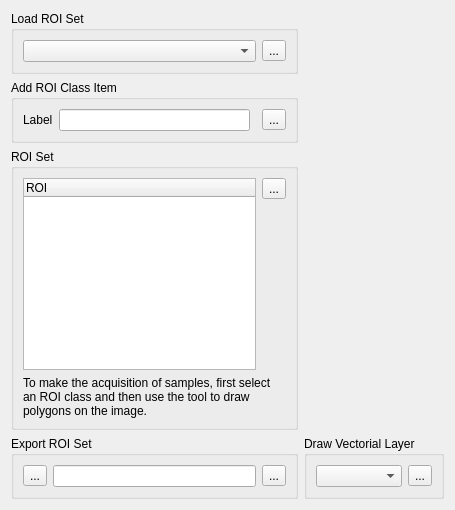
First picture: the form in src/terralib/qt/widgets/classification/ui/ROIManagerWidgetForm.ui, repository claudiobogossian/terralib5, before the edit.
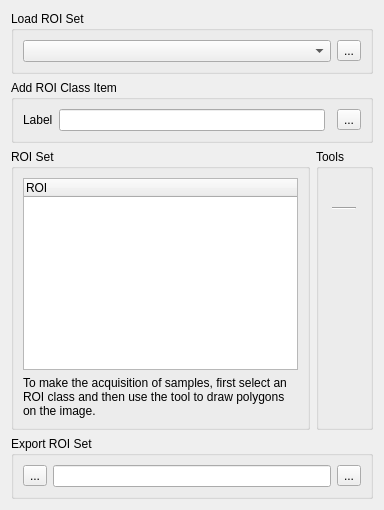
Second picture: the form after the edit. Icons and pictures are not drawn.

Commit message: Classification:   * New tool for classification operations;   * Change rasterNavigator display to baseaplicantion's display;   * Change the ROIManagerDialogForm.

```diff
--- a/src/terralib/qt/widgets/classification/ui/ROIManagerWidgetForm.ui
+++ b/src/terralib/qt/widgets/classification/ui/ROIManagerWidgetForm.ui
@@ -6,16 +6,16 @@
    <rect>
     <x>0</x>
     <y>0</y>
-    <width>455</width>
-    <height>432</height>
+    <width>384</width>
+    <height>477</height>
    </rect>
   </property>
   <property name="windowTitle">
    <string>ROI Manager</string>
   </property>
-  <layout class="QGridLayout" name="gridLayout_9">
+  <layout class="QGridLayout" name="gridLayout_15">
    <item row="0" column="0">
-    <layout class="QGridLayout" name="gridLayout_6">
+    <layout class="QGridLayout" name="gridLayout_14">
      <item row="0" column="0">
       <widget class="QGroupBox" name="m_roiSetGroupBox">
        <property name="sizePolicy">
@@ -48,16 +48,6 @@
        </layout>
       </widget>
      </item>
-     <item row="0" column="1" rowspan="3">
-      <widget class="QWidget" name="m_navigatorWidget" native="true">
-       <property name="sizePolicy">
-        <sizepolicy hsizetype="Expanding" vsizetype="MinimumExpanding">
-         <horstretch>0</horstretch>
-         <verstretch>0</verstretch>
-        </sizepolicy>
-       </property>
-      </widget>
-     </item>
      <item row="1" column="0">
       <widget class="QGroupBox" name="groupBox_3">
        <property name="sizePolicy">
@@ -111,6 +101,8 @@
       </widget>
      </item>
      <item row="2" column="0">
+      <layout class="QGridLayout" name="gridLayout_13" columnstretch="1,0">
+       <item row="0" column="0">
       <widget class="QGroupBox" name="groupBox_2">
        <property name="sizePolicy">
         <sizepolicy hsizetype="Preferred" vsizetype="MinimumExpanding">
@@ -121,34 +113,10 @@
        <property name="title">
         <string>ROI Set</string>
        </property>
-       <layout class="QGridLayout" name="gridLayout_5">
-        <item row="0" column="1">
-         <widget class="QToolButton" name="m_removeROIToolButton">
-          <property name="toolTip">
-           <string>Remove entry</string>
-          </property>
-          <property name="text">
-           <string>...</string>
-          </property>
-         </widget>
-        </item>
-        <item row="1" column="1">
-         <spacer name="verticalSpacer">
-          <property name="orientation">
-           <enum>Qt::Vertical</enum>
-          </property>
-          <property name="sizeType">
-           <enum>QSizePolicy::MinimumExpanding</enum>
-          </property>
-          <property name="sizeHint" stdset="0">
-           <size>
-            <width>19</width>
-            <height>136</height>
-           </size>
-          </property>
-         </spacer>
-        </item>
-        <item row="0" column="0" rowspan="2">
+         <layout class="QGridLayout" name="gridLayout_9">
+          <item row="0" column="0">
+           <layout class="QGridLayout" name="gridLayout_8">
+            <item row="0" column="0">
          <widget class="QTreeWidget" name="m_roiSetTreeWidget">
           <column>
            <property name="text">
@@ -157,7 +125,7 @@
           </column>
          </widget>
         </item>
-        <item row="2" column="0" colspan="2">
+            <item row="1" column="0">
          <widget class="QLabel" name="label_2">
           <property name="text">
            <string>To make the acquisition of samples, first select an ROI class and then use the tool to draw polygons on the image.</string>
@@ -168,7 +136,117 @@
          </widget>
         </item>
        </layout>
-      </widget>
+          </item>
+         </layout>
+        </widget>
+       </item>
+       <item row="0" column="1">
+        <widget class="QGroupBox" name="groupBox_4">
+         <property name="title">
+          <string>Tools</string>
+         </property>
+         <layout class="QGridLayout" name="gridLayout_12">
+          <item row="0" column="0">
+           <layout class="QGridLayout" name="gridLayout_7">
+            <item row="0" column="0">
+             <widget class="QWidget" name="widget" native="true">
+              <property name="sizePolicy">
+               <sizepolicy hsizetype="Expanding" vsizetype="Preferred">
+                <horstretch>0</horstretch>
+                <verstretch>0</verstretch>
+               </sizepolicy>
+              </property>
+              <property name="maximumSize">
+               <size>
+                <width>41</width>
+                <height>16777215</height>
+               </size>
+              </property>
+              <layout class="QGridLayout" name="gridLayout_5">
+               <property name="leftMargin">
+                <number>0</number>
+               </property>
+               <property name="topMargin">
+                <number>0</number>
+               </property>
+               <property name="rightMargin">
+                <number>0</number>
+               </property>
+               <property name="bottomMargin">
+                <number>0</number>
+               </property>
+               <item row="1" column="0">
+                <widget class="Line" name="line">
+                 <property name="orientation">
+                  <enum>Qt::Horizontal</enum>
+                 </property>
+                </widget>
+               </item>
+               <item row="0" column="0">
+                <widget class="QToolButton" name="m_removeROIToolButton">
+                 <property name="toolTip">
+                  <string>Remove Entry</string>
+                 </property>
+                 <property name="text">
+                  <string/>
+                 </property>
+                 <property name="icon">
+                  <iconset>
+                   <normaloff>../../../../../../share/terralib/icons/terralib/scalable/edit_delete.svg</normaloff>../../../../../../share/terralib/icons/terralib/scalable/edit_delete.svg</iconset>
+                 </property>
+                 <property name="checkable">
+                  <bool>false</bool>
+                 </property>
+                 <property name="autoExclusive">
+                  <bool>true</bool>
+                 </property>
+                 <property name="autoRaise">
+                  <bool>true</bool>
+                 </property>
+                </widget>
+               </item>
+              </layout>
+             </widget>
+            </item>
+            <item row="1" column="0">
+             <layout class="QGridLayout" name="gridLayout_6">
+              <item row="0" column="0">
+               <widget class="QWidget" name="m_navigatorWidget" native="true">
+                <property name="sizePolicy">
+                 <sizepolicy hsizetype="Expanding" vsizetype="MinimumExpanding">
+                  <horstretch>0</horstretch>
+                  <verstretch>0</verstretch>
+                 </sizepolicy>
+                </property>
+                <property name="maximumSize">
+                 <size>
+                  <width>41</width>
+                  <height>16777215</height>
+                 </size>
+                </property>
+               </widget>
+              </item>
+              <item row="1" column="0">
+               <spacer name="verticalSpacer">
+                <property name="orientation">
+                 <enum>Qt::Vertical</enum>
+                </property>
+                <property name="sizeHint" stdset="0">
+                 <size>
+                  <width>20</width>
+                  <height>40</height>
+                 </size>
+                </property>
+               </spacer>
+              </item>
+             </layout>
+            </item>
+           </layout>
+          </item>
+         </layout>
+        </widget>
+       </item>
+      </layout>
      </item>
      <item row="3" column="0">
       <widget class="QGroupBox" name="groupBox">
@@ -213,41 +291,6 @@
        </layout>
       </widget>
      </item>
-     <item row="3" column="1">
-      <widget class="QGroupBox" name="m_vectorLayerGroupBox">
-       <property name="sizePolicy">
-        <sizepolicy hsizetype="Expanding" vsizetype="Fixed">
-         <horstretch>0</horstretch>
-         <verstretch>0</verstretch>
-        </sizepolicy>
-       </property>
-       <property name="title">
-        <string>Draw Vectorial Layer</string>
-       </property>
-       <layout class="QGridLayout" name="gridLayout_8">
-        <item row="0" column="0">
-         <layout class="QGridLayout" name="gridLayout_7">
-          <item row="0" column="0">
-           <widget class="QComboBox" name="m_vectorLayerComboBox"/>
-          </item>
-          <item row="0" column="1">
-           <widget class="QToolButton" name="m_vectorLayerToolButton">
-            <property name="text">
-             <string>...</string>
-            </property>
-            <property name="checkable">
-             <bool>true</bool>
-            </property>
-            <property name="checked">
-             <bool>false</bool>
-            </property>
-           </widget>
-          </item>
-         </layout>
-        </item>
-       </layout>
-      </widget>
-     </item>
     </layout>
    </item>
   </layout>
```
Left out of the diff: 3 changed lines with no effect on the pictures. Lines whose indentation alone changed are shown as unchanged. The commit also changes 10 other files.
